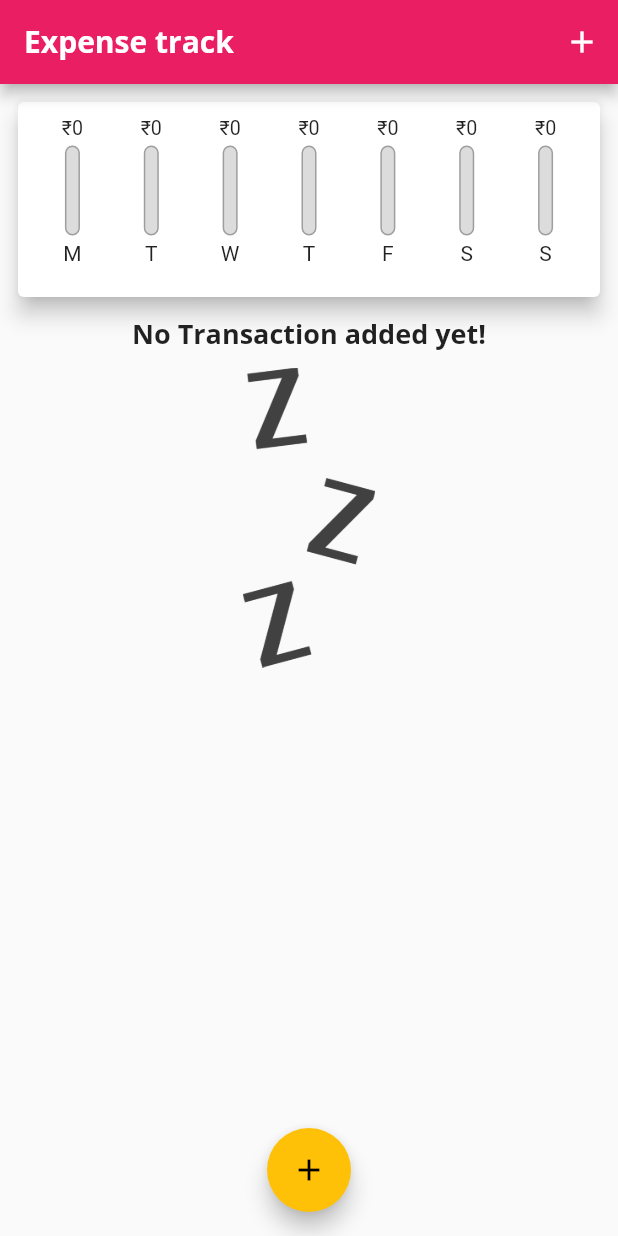
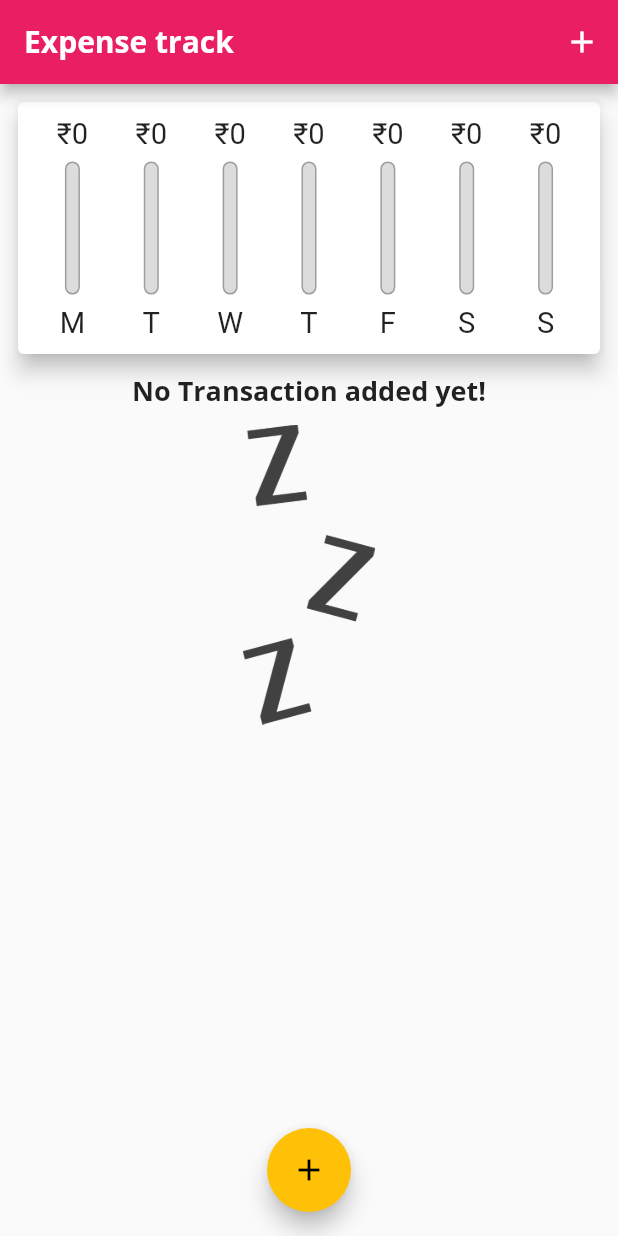
Before and after one commit to satyam811/Expenser, a Flutter app: the screen it shows after launch, on a phone screen of 412 x 824 dp. Run offline on Flutter 3.47's test engine with Material 2 defaults, Android fonts, the light colour scheme and no system bars.

Commit message:
define Orintation on device

```diff
--- a/lib/main.dart
+++ b/lib/main.dart
@@ -113,8 +113,7 @@ void _deleteTransaction(String id){
 
   @override
   Widget build(BuildContext context) {
-    return Scaffold(
-      appBar: AppBar(
+    final appBar = AppBar(
         title: Text('Expense track'),
         actions: [
           IconButton(
@@ -122,14 +121,26 @@ void _deleteTransaction(String id){
             icon: Icon(Icons.add)
             )
         ],
-      ),
+      );
+    return Scaffold(
+      appBar: appBar,
       body: SingleChildScrollView(
         child: Column(
          // mainAxisAlignment: MainAxisAlignment.spaceEvenly,
           crossAxisAlignment: CrossAxisAlignment.stretch,
           children: [
-            Chart(_recentTransaction),
-            TransactionList(_userTransactions, _deleteTransaction),
+            Container(
+              height: (MediaQuery.of(context).size.height -
+              appBar.preferredSize.height -
+               MediaQuery.of(context).padding.top) * 0.25,
+              child: Chart(_recentTransaction)
+              ),
+            Container(
+              height: (MediaQuery.of(context).size.height -
+              appBar.preferredSize.height -
+               MediaQuery.of(context).padding.top) * 0.75,
+              child: TransactionList(_userTransactions, _deleteTransaction)
+              ),
           ],
         ),
       ),
--- a/lib/widgets/chart.dart
+++ b/lib/widgets/chart.dart
@@ -61,7 +61,6 @@ class Chart extends StatelessWidget {
           }).toList(),
         ),
       ),
-
     );
   }
 }
--- a/lib/widgets/chart_bar.dart
+++ b/lib/widgets/chart_bar.dart
@@ -10,18 +10,19 @@ class ChartBar extends StatelessWidget {
 
   @override
   Widget build(BuildContext context) {
-    return Column(
+    return LayoutBuilder(builder: (ctx, constraints){
+      return Column(
       children: [
         Container(
-          height: 15,
+          height: constraints.maxHeight * 0.15,
           child: FittedBox(
             child: Text(
               '\₹${spendingAmount.toStringAsFixed(0)}'
               )),
         ),
-        SizedBox(height: 4,),
+        SizedBox(height: constraints.maxHeight * 0.05,),
         Container(
-          height: 60,
+          height: constraints.maxHeight * 0.6,
           width: 10,
           child: Stack(
             children: [
@@ -45,11 +46,14 @@ class ChartBar extends StatelessWidget {
           ),
 
         ),
-        SizedBox(height: 4,),
+        SizedBox(height: constraints.maxHeight * 0.05,),
 
-        Text(lable),
+        Container(
+          height: constraints.maxHeight * 0.15,
+          child: FittedBox(child: Text(lable))),
       ],
 
     );
+    },);
   }
 }
--- a/lib/widgets/transaction_list.dart
+++ b/lib/widgets/transaction_list.dart
@@ -10,9 +10,7 @@ class TransactionList extends StatelessWidget {
 
   @override
   Widget build(BuildContext context) {
-    return  Container(
-      height: 400,
-        child: transactions.isEmpty? Column(
+    return transactions.isEmpty? Column(
           children: [
             Text('No Transaction added yet!',
             style: Theme.of(context).textTheme.headline6,),
@@ -53,8 +51,7 @@ class TransactionList extends StatelessWidget {
             );
           },
           itemCount: transactions.length,
-              ),
-    );
+              );
   }
 }
 
```
